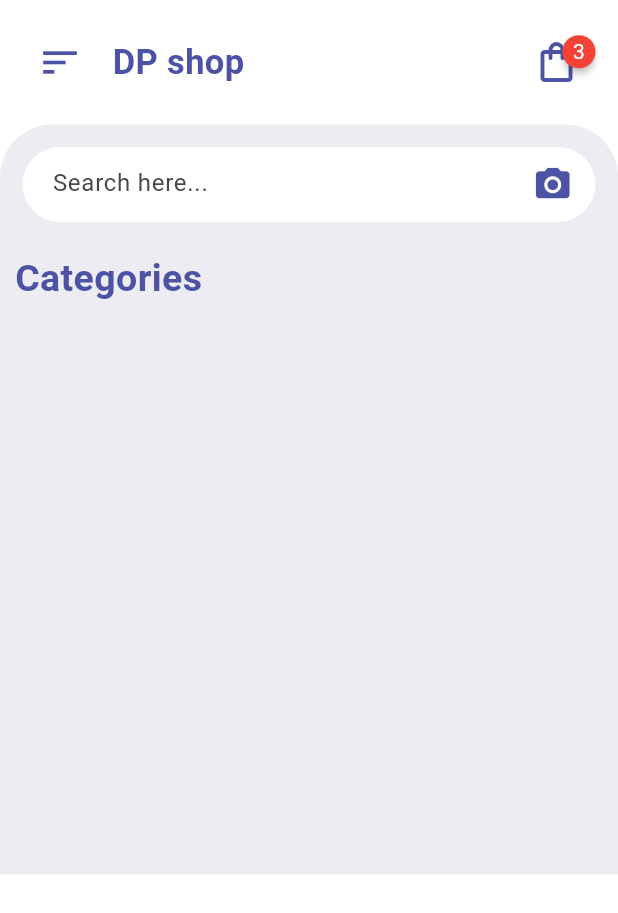
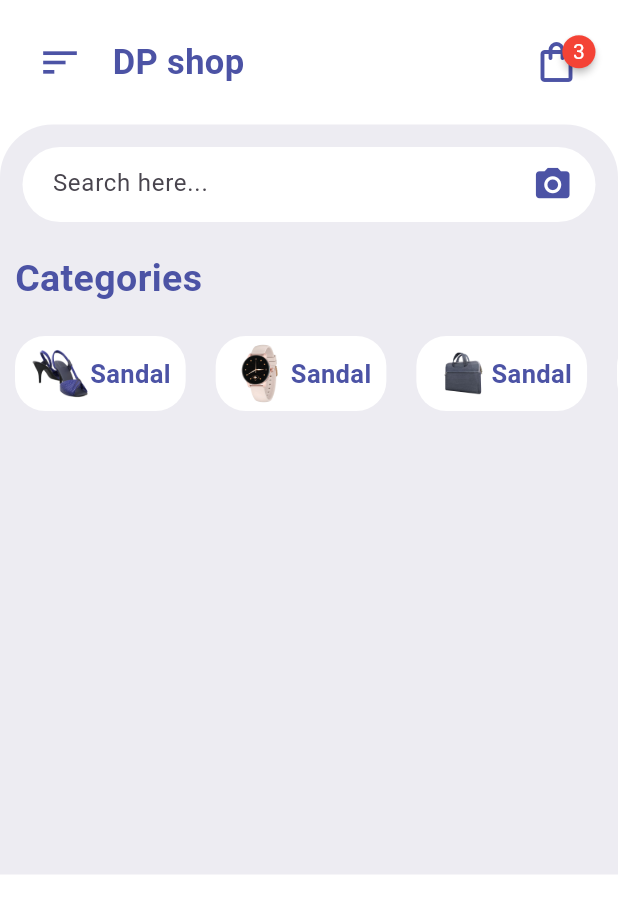
Before and after one commit to mcalisadeghi/Shopping_App_UI_Design, a Flutter app: the screen it shows after launch, on a phone screen of 412 x 824 dp. Shown: the top 913 px of the screen. Run offline on Flutter 3.47's test engine with Material 2 defaults, Android fonts, the phone set to English and light mode, and no system bars; drawn by our look-alikes of badges.

Commit message:
add category page

```diff
--- a/lib/screan/appbar.dart
+++ b/lib/screan/appbar.dart
@@ -23,14 +23,14 @@ class _HomePageAppBarState extends State<HomePageAppBar> {
       ),
       child: Row(
         children: [
-          Icon(
+          const Icon(
             Icons.sort,
             size: 30,
             color: Color(
               0xFF4C53A5,
             ),
           ),
-          Padding(
+          const Padding(
             padding: EdgeInsets.only(
               left: 20,
             ),
@@ -45,7 +45,7 @@ class _HomePageAppBarState extends State<HomePageAppBar> {
               ),
             ),
           ),
-          Spacer(), // Add flexible space to push the badge to the right
+          const Spacer(), // Add flexible space to push the badge to the right
           // Add a badge with a shopping bag icon and a notification count
           badges.Badge(
             badgeStyle: const BadgeStyle(
--- a/lib/screan/home_page.dart
+++ b/lib/screan/home_page.dart
@@ -1,6 +1,7 @@
 // Import necessary packages
 import 'package:flutter/material.dart';
-import 'package:flutter_application_1/screan/appbar.dart'; // Import your custom app bar
+import 'package:flutter_application_1/screan/appbar.dart';
+import 'package:flutter_application_1/widgets/CategoriesWidget.dart'; // Import your custom app bar
 
 // Define a stateful widget for the shopping app
 class ShoppingApp extends StatefulWidget {
@@ -98,7 +99,7 @@ class _ShoppingAppState extends State<ShoppingApp> {
                 ),
                 // Add CategoriesWidget here if available
                 //categories
-                // CategoriesWidget(),
+                const CategoriesWidget(),
               ],
             ),
           ),
--- /dev/null
+++ b/lib/widgets/CategoriesWidget.dart
@@ -0,0 +1,52 @@
+// Import necessary packages
+import 'package:flutter/material.dart';
+
+class CategoriesWidget extends StatelessWidget {
+  const CategoriesWidget({super.key});
+
+  @override
+  Widget build(BuildContext context) {
+    return SingleChildScrollView(
+      scrollDirection: Axis.horizontal,
+      child: Row(
+        children: [
+          for (int i = 1; i < 8; i++)
+            Container(
+              margin: EdgeInsets.symmetric(
+                horizontal: 10,
+              ),
+              padding: EdgeInsets.symmetric(
+                vertical: 5,
+                horizontal: 10,
+              ),
+              decoration: BoxDecoration(
+                  color: Colors.white,
+                  borderRadius: BorderRadius.circular(
+                    20,
+                  )),
+              child: Row(
+                crossAxisAlignment: CrossAxisAlignment.center,
+                children: [
+                  Image.asset(
+                    'assets/images/$i.png',
+                    width: 40,
+                    height: 40,
+                  ),
+                  const Text(
+                    'Sandal',
+                    style: TextStyle(
+                      fontWeight: FontWeight.bold,
+                      fontSize: 17,
+                      color: Color(
+                        0xFF4C53A5,
+                      ),
+                    ),
+                  ),
+                ],
+              ),
+            )
+        ],
+      ),
+    );
+  }
+}
```
